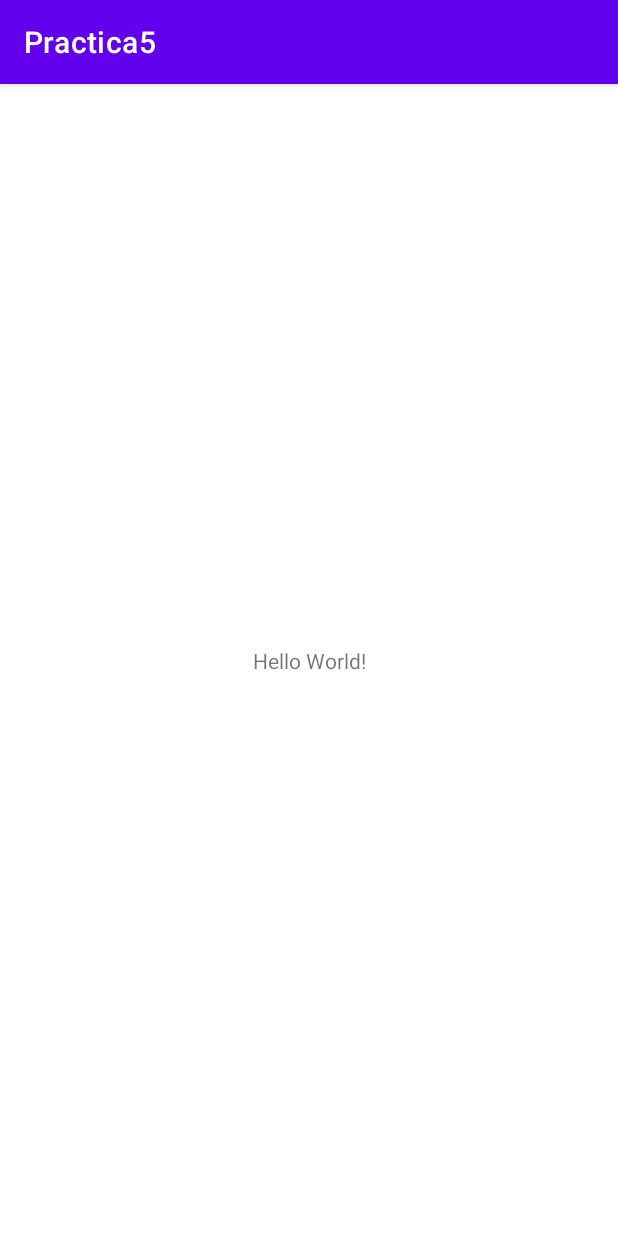
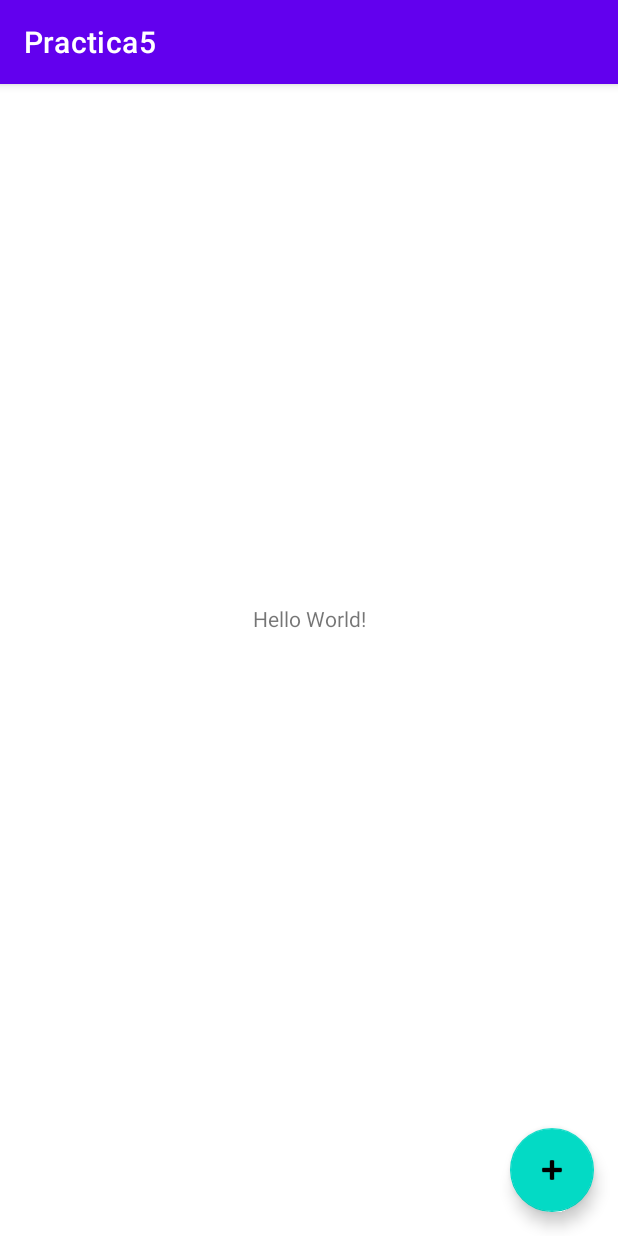
Before and after one commit to sochoa2021joelsemperedura/Practica5, an Android app: the screen it shows after launch (MainActivity), on a phone screen of 412 x 824 dp. Run offline under Robolectric (Android 15) with nearby library versions, the phone set to English and light mode, and no system bars.

Commit message:
P5-1 Punto 8 Hecho

```diff
--- a/app/src/main/AndroidManifest.xml
+++ b/app/src/main/AndroidManifest.xml
@@ -8,7 +8,7 @@
         android:label="@string/app_name"
         android:roundIcon="@mipmap/ic_launcher_round"
         android:supportsRtl="true"
-        android:theme="@style/Theme.Practica5">
+        android:theme="@style/Theme.Practica5.NoActionBar">
         <activity
             android:name=".MainActivity"
             android:exported="true">
--- a/app/src/main/java/net/iessochoa/joelsemperedura/practica5/MainActivity.java
+++ b/app/src/main/java/net/iessochoa/joelsemperedura/practica5/MainActivity.java
@@ -1,6 +1,7 @@
 package net.iessochoa.joelsemperedura.practica5;
 
 import androidx.appcompat.app.AppCompatActivity;
+import androidx.appcompat.widget.Toolbar;
 
 import android.os.Bundle;
 
@@ -10,5 +11,8 @@ public class MainActivity extends AppCompatActivity {
     protected void onCreate(Bundle savedInstanceState) {
         super.onCreate(savedInstanceState);
         setContentView(R.layout.activity_main);
+        //Asignar Toolbar a la actividad
+        Toolbar toolbar = findViewById(R.id.toolbar);
+        setSupportActionBar(toolbar);
     }
 }
--- a/app/src/main/res/layout/activity_main.xml
+++ b/app/src/main/res/layout/activity_main.xml
@@ -1,11 +1,30 @@
 <?xml version="1.0" encoding="utf-8"?>
-<androidx.constraintlayout.widget.ConstraintLayout xmlns:android="http://schemas.android.com/apk/res/android"
+<androidx.coordinatorlayout.widget.CoordinatorLayout
+    xmlns:android="http://schemas.android.com/apk/res/android"
     xmlns:app="http://schemas.android.com/apk/res-auto"
     xmlns:tools="http://schemas.android.com/tools"
     android:layout_width="match_parent"
     android:layout_height="match_parent"
     tools:context=".MainActivity">
-
+    <com.google.android.material.appbar.AppBarLayout
+        android:layout_width="match_parent"
+        android:layout_height="wrap_content"
+        android:theme="@style/Theme.Practica5.AppBarOverlay">
+        <androidx.appcompat.widget.Toolbar
+            android:id="@+id/toolbar"
+            android:layout_width="match_parent"
+            android:layout_height="?attr/actionBarSize"
+            android:background="?attr/colorPrimary"
+            app:popupTheme="@style/Theme.Practica5.PopupOverlay">
+        </androidx.appcompat.widget.Toolbar>
+    </com.google.android.material.appbar.AppBarLayout>
+    <androidx.constraintlayout.widget.ConstraintLayout
+        xmlns:android="http://schemas.android.com/apk/res/android"
+        xmlns:tools="http://schemas.android.com/tools"
+        xmlns:app="http://schemas.android.com/apk/res-auto"
+        android:layout_width="match_parent"
+        android:layout_height="match_parent"
+        >
         <TextView
             android:layout_width="wrap_content"
             android:layout_height="wrap_content"
@@ -14,5 +33,12 @@
             app:layout_constraintLeft_toLeftOf="parent"
             app:layout_constraintRight_toRightOf="parent"
             app:layout_constraintTop_toTopOf="parent" />
-
     </androidx.constraintlayout.widget.ConstraintLayout>
+    <com.google.android.material.floatingactionbutton.FloatingActionButton
+        android:id="@+id/fab"
+        android:layout_width="wrap_content"
+        android:layout_height="wrap_content"
+        android:layout_gravity="bottom|end"
+        android:layout_margin="16dp"
+        app:srcCompat="@android:drawable/ic_input_add" />
+</androidx.coordinatorlayout.widget.CoordinatorLayout>
--- a/app/src/main/res/values/themes.xml
+++ b/app/src/main/res/values/themes.xml
@@ -1,6 +1,6 @@
 <resources xmlns:tools="http://schemas.android.com/tools">
     <!-- Base application theme. -->
-    <style name="Theme.Practica5" parent="Theme.MaterialComponents.DayNight.DarkActionBar">
+    <style name="Theme.Practica5.NoActionBar" parent="Theme.MaterialComponents.DayNight.DarkActionBar">
         <!-- Primary brand color. -->
         <item name="colorPrimary">@color/purple_500</item>
         <item name="colorPrimaryVariant">@color/purple_700</item>
@@ -11,6 +11,13 @@
         <item name="colorOnSecondary">@color/black</item>
         <!-- Status bar color. -->
         <item name="android:statusBarColor" tools:targetApi="l">?attr/colorPrimaryVariant</item>
+        <item name="windowActionBar">false</item>
+        <item name="windowNoTitle">true</item>
         <!-- Customize your theme here. -->
+
     </style>
+    <style name="Theme.Practica5.AppBarOverlay"
+        parent="ThemeOverlay.AppCompat.Dark.ActionBar" />
+    <style name="Theme.Practica5.PopupOverlay"
+        parent="ThemeOverlay.AppCompat.Light" />
 </resources>
```
Lines whose indentation alone changed are shown as unchanged.
